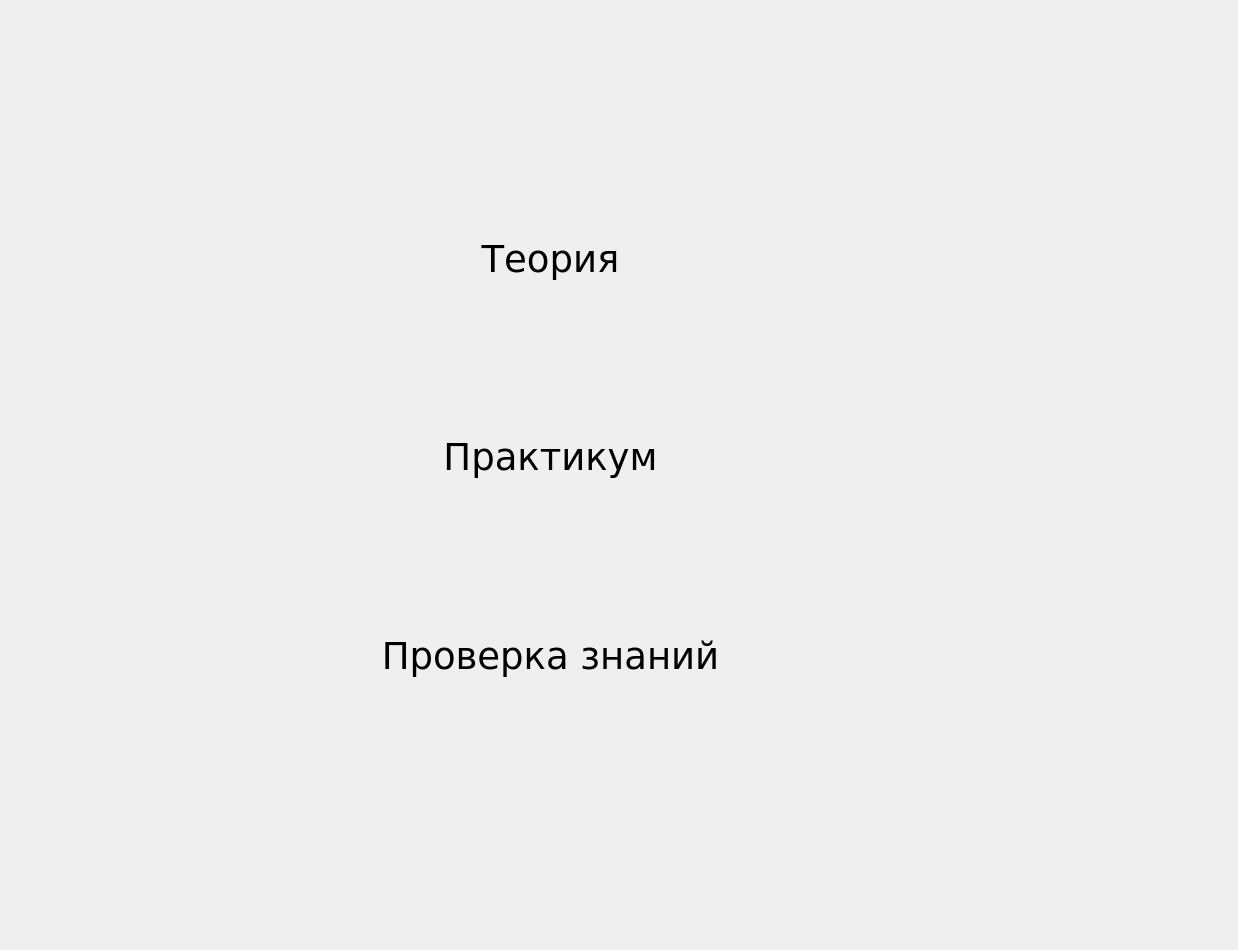
First picture: the form in Triod/mainwindow.ui, repository Azamature1719/Training-program-Triod, before the edit.
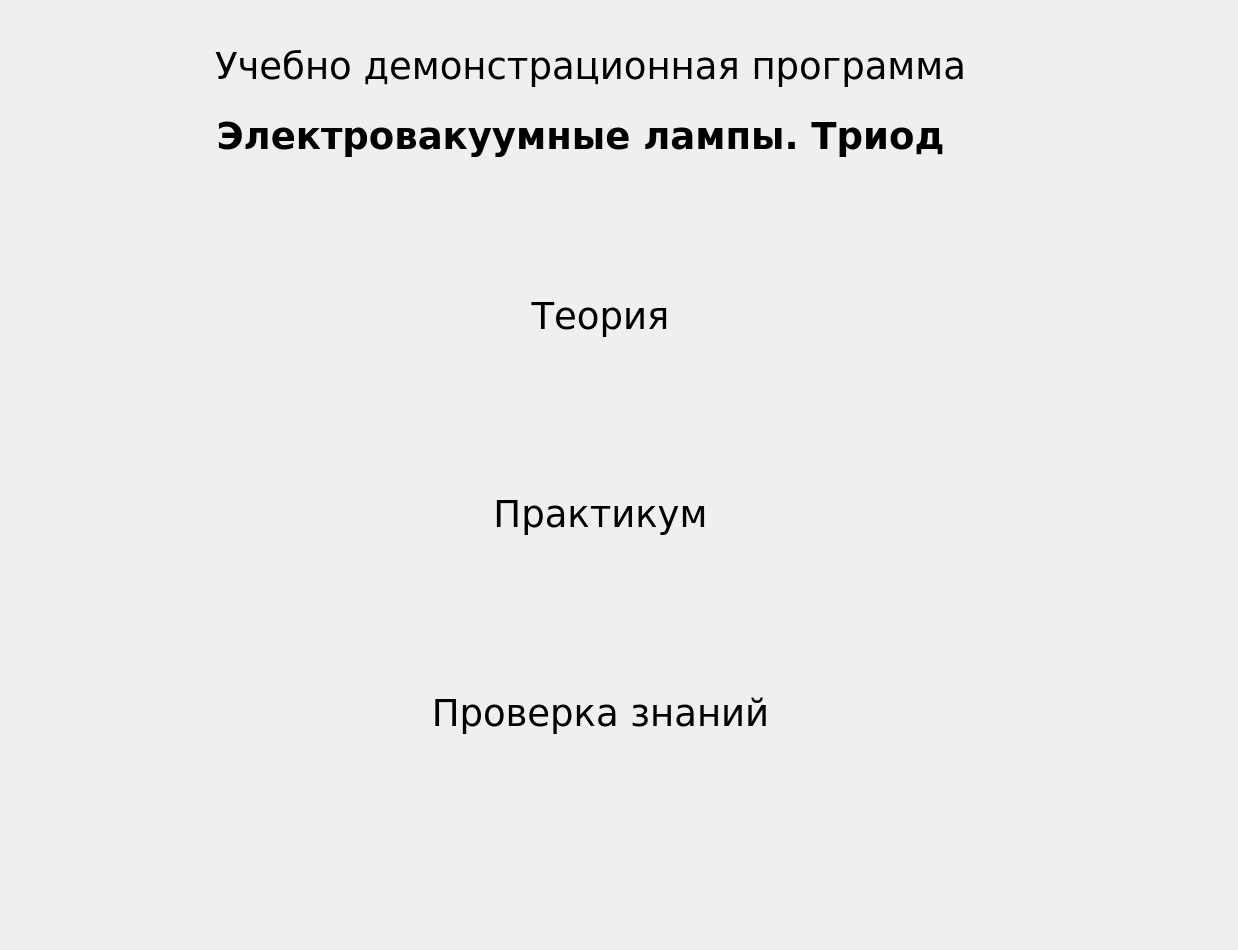
Second picture: the form after the edit. Custom widgets are drawn as their Qt base class.

What changed in the file:
```diff
--- a/Triod/mainwindow.ui
+++ b/Triod/mainwindow.ui
@@ -27,12 +27,18 @@
      <widget class="ClickableLabel" name="goTheory">
       <property name="geometry">
        <rect>
-        <x>120</x>
-        <y>193</y>
+        <x>170</x>
+        <y>250</y>
         <width>861</width>
         <height>131</height>
        </rect>
       </property>
+      <property name="sizePolicy">
+       <sizepolicy hsizetype="Preferred" vsizetype="Preferred">
+        <horstretch>0</horstretch>
+        <verstretch>0</verstretch>
+       </sizepolicy>
+      </property>
       <property name="font">
        <font>
         <family>Verdana</family>
@@ -55,8 +61,8 @@
      <widget class="ClickableLabel" name="goExam">
       <property name="geometry">
        <rect>
-        <x>120</x>
-        <y>590</y>
+        <x>170</x>
+        <y>647</y>
         <width>861</width>
         <height>131</height>
        </rect>
@@ -83,8 +89,8 @@
      <widget class="ClickableLabel" name="goDemo">
       <property name="geometry">
        <rect>
-        <x>120</x>
-        <y>391</y>
+        <x>170</x>
+        <y>448</y>
         <width>861</width>
         <height>131</height>
        </rect>
@@ -108,6 +114,64 @@
        <set>Qt::AlignCenter</set>
       </property>
      </widget>
+     <widget class="QLabel" name="goTheory_2">
+      <property name="geometry">
+       <rect>
+        <x>160</x>
+        <y>40</y>
+        <width>861</width>
+        <height>51</height>
+       </rect>
+      </property>
+      <property name="font">
+       <font>
+        <family>Verdana</family>
+        <pointsize>28</pointsize>
+       </font>
+      </property>
+      <property name="cursor">
+       <cursorShape>PointingHandCursor</cursorShape>
+      </property>
+      <property name="mouseTracking">
+       <bool>true</bool>
+      </property>
+      <property name="text">
+       <string>Учебно демонстрационная программа</string>
+      </property>
+      <property name="alignment">
+       <set>Qt::AlignCenter</set>
+      </property>
+     </widget>
+     <widget class="QLabel" name="goTheory_3">
+      <property name="geometry">
+       <rect>
+        <x>150</x>
+        <y>110</y>
+        <width>861</width>
+        <height>51</height>
+       </rect>
+      </property>
+      <property name="font">
+       <font>
+        <family>Verdana</family>
+        <pointsize>28</pointsize>
+        <weight>75</weight>
+        <bold>true</bold>
+       </font>
+      </property>
+      <property name="cursor">
+       <cursorShape>PointingHandCursor</cursorShape>
+      </property>
+      <property name="mouseTracking">
+       <bool>true</bool>
+      </property>
+      <property name="text">
+       <string>Электровакуумные лампы. Триод</string>
+      </property>
+      <property name="alignment">
+       <set>Qt::AlignCenter</set>
+      </property>
+     </widget>
     </widget>
     <widget class="Theory" name="theoryPage"/>
     <widget class="Demonstration" name="demoPage"/>
```
